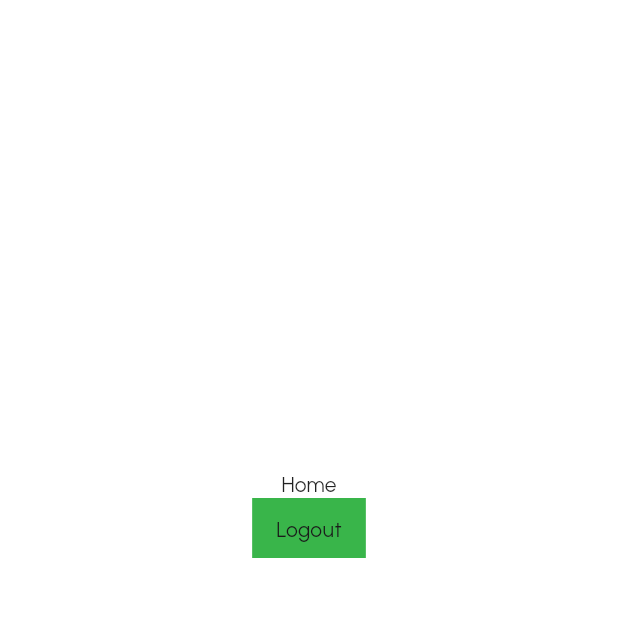
After one commit to canastro/flutter_skeleton_app, a Flutter app: the HomePage screen opened by its route, after a tap on "Logout", on a phone screen of 412 x 824 dp, the top half of it. The commit adds this screen. Run offline on Flutter 3.47's test engine with Material 2 defaults, Android fonts, the phone set to English and light mode, and no system bars; our stand-ins replace dio, equatable, form_validator, get_it, shared_preferences; accounts and stored records are empty; generated files the repository leaves out were written again.

Commit message:
feat: add placeholder home page (#1)
### Related to
NA

### Context
Create a placeholder for a home page and integrate dummy logout workflow.

```diff
--- a/app/lib/config/routes.dart
+++ b/app/lib/config/routes.dart
@@ -1,2 +1,2 @@
-const kHomeRoute = '/';
+const kHomeRoute = '/home';
 const kSiginRoute = '/signin';
--- a/app/lib/src/features/authentication/data/datasources/authentication_remote_datasource.dart
+++ b/app/lib/src/features/authentication/data/datasources/authentication_remote_datasource.dart
@@ -3,21 +3,36 @@ import '../../../../core/data/http_client.dart';
 abstract class AuthenticationRemoteDataSource {
   /// Authenticates the user using the given credentials.
   Future<String> authenticate(String email, String password);
+
+  /// Calls the logout endpoint to terminate the current user's session.
+  Future<void> logout();
 }
 
 class AuthenticationRemoteDataSourceImpl
     implements AuthenticationRemoteDataSource {
+  // ignore: unused_field
   final HttpClient _httpClient;
 
   AuthenticationRemoteDataSourceImpl(this._httpClient);
 
   @override
   Future<String> authenticate(String email, String password) async {
-    final response = await _httpClient.post<Map<String, dynamic>>(
-      '/login',
-      data: {'email': email, 'password': password},
-    );
+    // final response = await _httpClient.post<Map<String, dynamic>>(
+    //   '/login',
+    //   data: {'email': email, 'password': password},
+    // );
 
-    return response.data!['session'] as String;
+    // return response.data!['session'] as String;
+
+    // TODO: replace with actual server call
+    return 'mocked_session';
+  }
+
+  @override
+  Future<void> logout() async {
+    // return _httpClient.post<Map<String, dynamic>>('/logout');
+
+    // TODO: replace with actual server call
+    await Future.delayed(const Duration(milliseconds: 50));
   }
 }
--- a/app/lib/src/features/authentication/data/repositories/authentication_repository.dart
+++ b/app/lib/src/features/authentication/data/repositories/authentication_repository.dart
@@ -24,13 +24,11 @@ class AuthenticationRepositoryImpl implements AuthenticationRepository {
   /// Clears [AuthenticationLocalDataSource] session token.
   @override
   Future<void> logout() async {
-    await localDataSource.clearSessionToken();
+    localDataSource.clearSessionToken();
+    await remoteDataSource.logout();
   }
 
   /// Loads session from [AuthenticationLocalDataSource].
   @override
-  Future<String?> loadSession() async {
-    final session = await localDataSource.getSessionToken();
-    return session;
-  }
+  Future<String?> loadSession() => localDataSource.getSessionToken();
 }
--- a/app/lib/src/features/authentication/domain/use_cases/logout.dart
+++ b/app/lib/src/features/authentication/domain/use_cases/logout.dart
@@ -11,7 +11,5 @@ class LogoutUseCaseImpl implements LogoutUseCase {
   LogoutUseCaseImpl(this.repository);
 
   @override
-  Future<void> call() async {
-    await repository.logout();
-  }
+  Future<void> call() => repository.logout();
 }
--- a/app/lib/src/features/authentication/presentation/stores/authentication_store.dart
+++ b/app/lib/src/features/authentication/presentation/stores/authentication_store.dart
@@ -1,10 +1,9 @@
 import 'package:flutter/widgets.dart';
-import 'package:provider/provider.dart';
 import 'package:flutter_skeleton_app/src/core/data/http_client.dart';
 
-import '../../../../../config/app_config.dart';
 import '../../../../core/data/exceptions.dart';
 import '../../../../di/di.dart';
+import '../../di.dart';
 import '../../domain/use_cases/authenticate_user.dart';
 import '../../domain/use_cases/load_session.dart';
 import '../../domain/use_cases/logout.dart';
@@ -38,7 +37,6 @@ class AuthenticationStore extends ValueNotifier<AuthState> {
   final AuthenticateUserUseCase _authenticateUserUseCase =
       getIt<AuthenticateUserUseCase>();
   final LoadSessionUseCase _loadSessionUseCase = getIt<LoadSessionUseCase>();
-  final LogoutUseCase _logoutUseCase = getIt<LogoutUseCase>();
   final HttpClient _httpClient = getIt<HttpClient>();
 
   VoidCallback? resetAuthenticatedDependencies;
@@ -78,12 +76,13 @@ class AuthenticationStore extends ValueNotifier<AuthState> {
   void _handleAuthenticated(String session) {
     _httpClient.session = session;
 
-    // resetAuthenticatedDependencies =
-    //     registerAuthenticatedDependencies(client, getIt);
+    resetAuthenticatedDependencies = registerAuthenticatedDependencies();
   }
 
   /// Calls [LogoutUseCase] and resets the state to it's initial value.
   Future<void> logout({bool? unauthorized}) async {
+    final _logoutUseCase = getIt<LogoutUseCase>();
+
     try {
       await _logoutUseCase();
     } finally {
--- /dev/null
+++ b/app/lib/src/features/home/presentation/pages/home_page.dart
@@ -0,0 +1,37 @@
+import 'package:flutter/material.dart';
+import 'package:provider/provider.dart';
+
+import '../../../../../config/routes.dart';
+import '../../../authentication/presentation/stores/authentication_store.dart';
+
+class HomePage extends StatelessWidget {
+  const HomePage({Key? key}) : super(key: key);
+
+  void handleLogout(BuildContext context) async {
+    final authStore = context.read<AuthenticationStore>();
+    await authStore.logout();
+
+    Navigator.of(context, rootNavigator: true)
+        .pushReplacementNamed(kSiginRoute);
+  }
+
+  @override
+  Widget build(BuildContext context) {
+    return Scaffold(
+      body: Center(
+        child: SizedBox(
+          height: 200,
+          child: Column(
+            children: [
+              const Text('Home'),
+              ElevatedButton(
+                onPressed: () => handleLogout(context),
+                child: const Text('Logout'),
+              ),
+            ],
+          ),
+        ),
+      ),
+    );
+  }
+}
--- a/app/pubspec.yaml
+++ b/app/pubspec.yaml
@@ -6,7 +6,7 @@ publish_to: 'none'
 version: 1.0.0+1
 
 environment:
-  sdk: '>=2.16.0-42.0.dev <3.0.0'
+  sdk: '>=2.14.0 <3.0.0'
 
 dependencies:
   flutter:
--- a/packages/banksy_ui/lib/src/core/theme/theme.dart
+++ b/packages/banksy_ui/lib/src/core/theme/theme.dart
@@ -10,10 +10,10 @@ ThemeData generateThemeData(BanksyUiPaletteBase palette) {
   final _colorScheme = ColorScheme(
     brightness: Brightness.light,
     primary: palette.primary.main,
-    primaryContainer: palette.primary.dark,
+    primaryVariant: palette.primary.dark,
     onPrimary: palette.primary.contrast,
     secondary: palette.secondary.main,
-    secondaryContainer: palette.secondary.dark,
+    secondaryVariant: palette.secondary.dark,
     onSecondary: palette.secondary.contrast,
     surface: palette.white,
     onSurface: palette.black,
--- a/packages/banksy_ui/pubspec.yaml
+++ b/packages/banksy_ui/pubspec.yaml
@@ -4,7 +4,7 @@ version: 0.0.1
 homepage: rows.com
 
 environment:
-  sdk: ">=2.12.0 <3.0.0"
+  sdk: '>=2.14.0 <3.0.0'
   flutter: ">=1.17.0"
 
 dependencies:
```
Also changed, not shown: app/lib/src/features/authentication/di.dart (added, +17 -0 lines), app/lib/src/features/authentication/presentation/pages/sign_in_page.dart (+7 -5 lines), app/lib/src/main.dart (+5 -3 lines), app/pubspec.lock, packages/banksy_ui/pubspec.lock, 5 other files.
